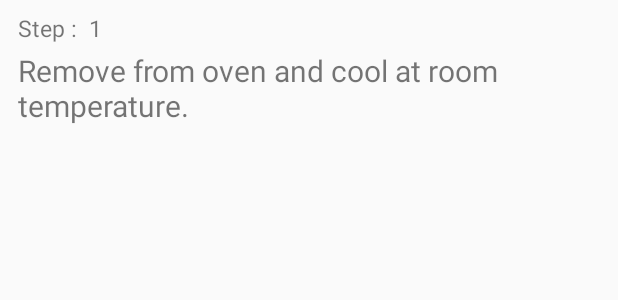
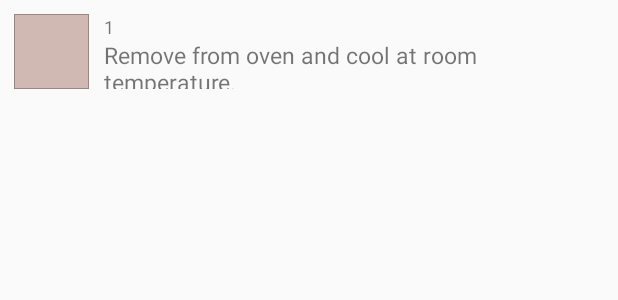
Before and after one commit to tundeojediran/bakingapp, an Android app: the layout step_list_item.xml on its own in the app's theme, with its tools: preview values and no code run, on a phone screen of 412 x 824 dp. Shown: the top 300 px of the screen. Run offline under Robolectric (Android 15) with nearby library versions, the phone set to English and light mode, and no system bars.

Commit message:
implemented reviewers suggestions

```diff
--- a/app/build.gradle
+++ b/app/build.gradle
@@ -25,6 +25,12 @@ dependencies {
         exclude group: 'com.android.support', module: 'support-annotations'
     })
 
+    androidTestCompile 'com.android.support.test.espresso:espresso-contrib:2.2.2', {
+        exclude group: 'com.android.support', module: 'support-annotations'
+        exclude group: 'com.android.support', module: 'support-v4'
+        exclude group: 'com.android.support', module: 'design'
+        exclude group: 'com.android.support', module: 'recyclerview-v7'
+    }
 
 
     compile 'com.android.support.constraint:constraint-layout:1.0.2'
--- a/app/src/main/AndroidManifest.xml
+++ b/app/src/main/AndroidManifest.xml
@@ -12,7 +12,9 @@
         android:roundIcon="@mipmap/ic_launcher_round"
         android:supportsRtl="true"
         android:theme="@style/AppTheme">
-        <activity android:name=".activities.RecipesActivity">
+        <activity
+            android:name=".activities.RecipesActivity"
+            android:launchMode="singleTop">
             <intent-filter>
                 <action android:name="android.intent.action.MAIN" />
 
@@ -48,6 +50,4 @@
     </application>
 
 
-
-
 </manifest>
--- a/app/src/main/java/udacity/alc/dannytee/bakingapp/fragments/StepDetailsFragment.java
+++ b/app/src/main/java/udacity/alc/dannytee/bakingapp/fragments/StepDetailsFragment.java
@@ -66,7 +66,7 @@ public class StepDetailsFragment extends Fragment implements ExoPlayer.EventList
     SimpleExoPlayerView playerView;
     @BindView(R.id.horizontalHalf)
 
-    Guideline guideline;
+    private Guideline guideline;
     private View rootView;
     private SimpleExoPlayer exoPlayer;
     private PlaybackStateCompat.Builder stateBuilder;
--- a/app/src/main/java/udacity/alc/dannytee/bakingapp/fragments/StepsFragment.java
+++ b/app/src/main/java/udacity/alc/dannytee/bakingapp/fragments/StepsFragment.java
@@ -52,7 +52,7 @@ public class StepsFragment extends Fragment implements StepsAdapter.ListItemClic
         stepsRecyclerView.setLayoutManager(new LinearLayoutManager(getActivity()));
         stepsRecyclerView.addItemDecoration(new DividerItemDecoration(getActivity(), DividerItemDecoration.VERTICAL));
         stepsRecyclerView.setHasFixedSize(true);
-        stepsAdapter = new StepsAdapter(this, mSteps);
+        stepsAdapter = new StepsAdapter(this, mSteps, getActivity());
         stepsRecyclerView.setAdapter(stepsAdapter);
 
         return stepsRecyclerView;
--- a/app/src/main/java/udacity/alc/dannytee/bakingapp/models/Recipe.java
+++ b/app/src/main/java/udacity/alc/dannytee/bakingapp/models/Recipe.java
@@ -14,7 +14,7 @@ import java.util.List;
  * Created by dannytee on 25/06/2017.
  */
 
-public class Recipe {
+public class Recipe implements Parcelable {
 
     public final static Parcelable.Creator<Recipe> CREATOR = new Parcelable.Creator<Recipe>() {
 
--- a/app/src/main/java/udacity/alc/dannytee/bakingapp/widget/BakingWidgetRemoteViewsFactory.java
+++ b/app/src/main/java/udacity/alc/dannytee/bakingapp/widget/BakingWidgetRemoteViewsFactory.java
@@ -4,7 +4,6 @@ import android.content.Context;
 import android.content.Intent;
 import android.net.Uri;
 import android.os.AsyncTask;
-import android.support.annotation.NonNull;
 import android.util.Log;
 import android.widget.RemoteViews;
 import android.widget.RemoteViewsService;
@@ -17,10 +16,7 @@ import java.io.InputStreamReader;
 import java.net.HttpURLConnection;
 import java.net.URL;
 import java.util.ArrayList;
-import java.util.Collection;
-import java.util.Iterator;
 import java.util.List;
-import java.util.ListIterator;
 import java.util.concurrent.ExecutionException;
 
 import udacity.alc.dannytee.bakingapp.R;
--- a/app/src/main/res/layout/step_list_item.xml
+++ b/app/src/main/res/layout/step_list_item.xml
@@ -1,52 +1,45 @@
 <?xml version="1.0" encoding="utf-8"?>
-<LinearLayout xmlns:android="http://schemas.android.com/apk/res/android"
+<RelativeLayout xmlns:android="http://schemas.android.com/apk/res/android"
     xmlns:tools="http://schemas.android.com/tools"
-    android:layout_margin="4dp"
-    android:gravity="center_vertical"
-    android:orientation="vertical"
     android:layout_width="match_parent"
-    android:layout_height="wrap_content">
+    android:layout_height="wrap_content"
+    android:padding="5dp"
+    android:layout_margin="4dp">
 
-    <LinearLayout
+
+    <ImageView
+        android:id="@+id/thumbnail_steps"
+        android:layout_width="50dp"
+        android:layout_height="50dp"
+        android:src="@drawable/border"/>
+
+
+    <TextView
+        android:id="@+id/step_id"
+        android:layout_width="wrap_content"
+        android:layout_height="wrap_content"
+        android:layout_toEndOf="@id/thumbnail_steps"
+        android:layout_toRightOf="@id/thumbnail_steps"
+        android:textSize="12sp"
+        android:layout_marginLeft="10dp"
+        android:layout_marginStart="10dp"
+        tools:text="@string/step_no" />
+
+    <TextView
+        android:id="@+id/step_description_short"
         android:layout_width="match_parent"
         android:layout_height="wrap_content"
-        android:orientation="horizontal">
 
-        <TextView
-            android:layout_width="wrap_content"
-            android:layout_height="wrap_content"
-            android:id="@+id/step_text"
-            tools:text="Step :"
-            android:textSize="15sp"
-            android:paddingLeft="8dp"
-            android:paddingRight="8dp"
-            android:paddingTop="4dp"
-            android:paddingBottom="4dp"/>
-        <TextView
-            android:layout_width="wrap_content"
-            android:layout_height="wrap_content"
-            android:id="@+id/step_id"
-            android:text="1"
-            android:textSize="15sp"
-            />
+        android:paddingRight="8dp"
+        android:layout_marginLeft="10dp"
+        android:layout_marginStart="10dp"
+        android:layout_toRightOf="@id/thumbnail_steps"
+        android:layout_toEndOf="@id/thumbnail_steps"
+        android:layout_below="@id/step_id"
+        tools:text="Remove from oven and cool at room temperature."
+        android:textSize="15sp"
+        android:layout_alignBottom="@id/thumbnail_steps"/>
 
-    </LinearLayout>
 
-    <LinearLayout
-        android:layout_width="wrap_content"
-        android:layout_height="wrap_content"
-        android:gravity="center_vertical"
-        android:orientation="vertical">
 
-        <TextView
-            android:layout_width="match_parent"
-            android:layout_height="wrap_content"
-            android:id="@+id/step_description_short"
-            android:paddingLeft="8dp"
-            android:paddingRight="8dp"
-            android:textSize="20sp"
-            android:text="Remove from oven and cool at room temperature."/>
-
-    </LinearLayout>
-
-</LinearLayout>
+</RelativeLayout>
--- a/app/src/main/res/values/strings.xml
+++ b/app/src/main/res/values/strings.xml
@@ -8,5 +8,6 @@
     <string name="hello_blank_fragment">Hello blank fragment</string>
     <string name="step_text">Step:</string>
     <string name="extra">item</string>
-    <string name="recipeUrl">https://d17h27t6h515a5.cloudfront.net/topher/2017/May/59121517_baking/baking.json</string>
+    <string translatable="false" name="recipeUrl">https://d17h27t6h515a5.cloudfront.net/topher/2017/May/59121517_baking/baking.json</string>
+    <string name="step_no">1</string>
 </resources>
```
Also changed, not shown: app/src/main/java/udacity/alc/dannytee/bakingapp/activities/RecipesActivity.java (+16 -2 lines), app/src/main/java/udacity/alc/dannytee/bakingapp/adapters/StepsAdapter.java (+24 -9 lines), app/src/main/java/udacity/alc/dannytee/bakingapp/fragments/RecipesFragment.java (+42 -2 lines), 1 other file.
